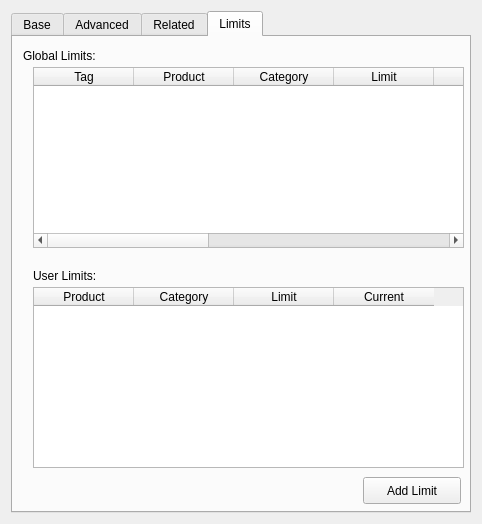
The window that squeeze/src/ui/editclient_widget.ui (lastprimenumbers/lemonpos) describes before a commit, drawn with Qt 5.
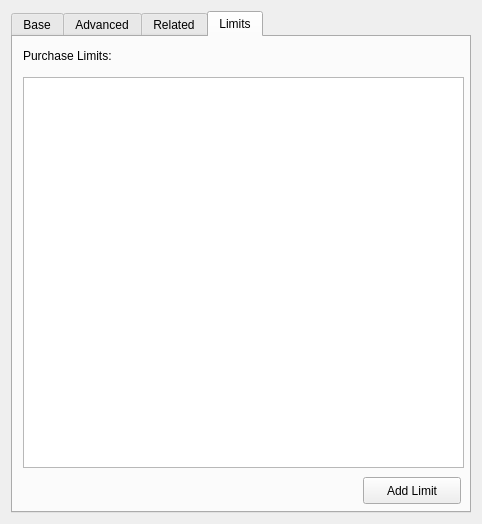
The same window after the commit. Custom widgets are drawn as their Qt base class.

Commit message:
Visualizzazione limiti in editing del client. Nuovo tab per la visualizzazione di tutti i limiti.
TODO: comandi per aggiungere/rimuovere limiti.

The edit to the form file:
```diff
--- a/squeeze/src/ui/editclient_widget.ui
+++ b/squeeze/src/ui/editclient_widget.ui
@@ -619,50 +619,27 @@
       <attribute name="title">
        <string>Limits</string>
       </attribute>
-      <widget class="QTableWidget" name="clientLimitsList">
+      <widget class="QTableView" name="clientLimitsList">
        <property name="geometry">
         <rect>
-         <x>20</x>
-         <y>250</y>
-         <width>431</width>
-         <height>181</height>
+         <x>10</x>
+         <y>40</y>
+         <width>441</width>
+         <height>391</height>
         </rect>
        </property>
-       <property name="columnCount">
-        <number>4</number>
-       </property>
-       <column>
-        <property name="text">
-         <string>Product</string>
-        </property>
-       </column>
-       <column>
-        <property name="text">
-         <string>Category</string>
-        </property>
-       </column>
-       <column>
-        <property name="text">
-         <string>Limit</string>
-        </property>
-       </column>
-       <column>
-        <property name="text">
-         <string>Current</string>
-        </property>
-       </column>
       </widget>
       <widget class="QLabel" name="label_9">
        <property name="geometry">
         <rect>
-         <x>20</x>
-         <y>230</y>
-         <width>321</width>
+         <x>10</x>
+         <y>10</y>
+         <width>121</width>
          <height>17</height>
         </rect>
        </property>
        <property name="text">
-        <string>User Limits:</string>
+        <string>Purchase Limits:</string>
        </property>
       </widget>
       <widget class="QPushButton" name="addLimitButton">
@@ -678,65 +655,6 @@
         <string>Add Limit</string>
        </property>
       </widget>
-      <widget class="QLabel" name="label_10">
-       <property name="geometry">
-        <rect>
-         <x>10</x>
-         <y>10</y>
-         <width>321</width>
-         <height>17</height>
-        </rect>
-       </property>
-       <property name="text">
-        <string>Global Limits:</string>
-       </property>
-      </widget>
-      <widget class="QTableWidget" name="globalLimitList">
-       <property name="geometry">
-        <rect>
-         <x>20</x>
-         <y>30</y>
-         <width>431</width>
-         <height>181</height>
-        </rect>
-       </property>
-       <property name="rowCount">
-        <number>0</number>
-       </property>
-       <property name="columnCount">
-        <number>10</number>
-       </property>
-       <column>
-        <property name="text">
-         <string>Tag</string>
-        </property>
-       </column>
-       <column>
-        <property name="text">
-         <string>Product</string>
-        </property>
-       </column>
-       <column>
-        <property name="text">
-         <string>Category</string>
-        </property>
-       </column>
-       <column>
-        <property name="text">
-         <string>Limit</string>
-        </property>
-       </column>
-       <column>
-        <property name="text">
-         <string>Current</string>
-        </property>
-       </column>
-       <column/>
-       <column/>
-       <column/>
-       <column/>
-       <column/>
-      </widget>
      </widget>
     </widget>
    </item>
```
The commit also changes 8 other files.
